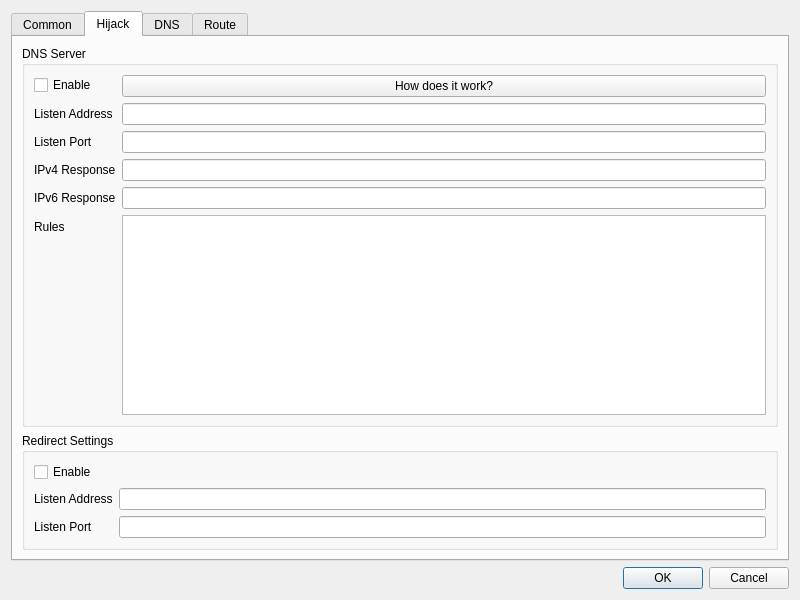
This is include/ui/setting/dialog_manage_routes.ui in mipselqq/waterdisco as Qt 5 draws it before an edit. The edited form follows.
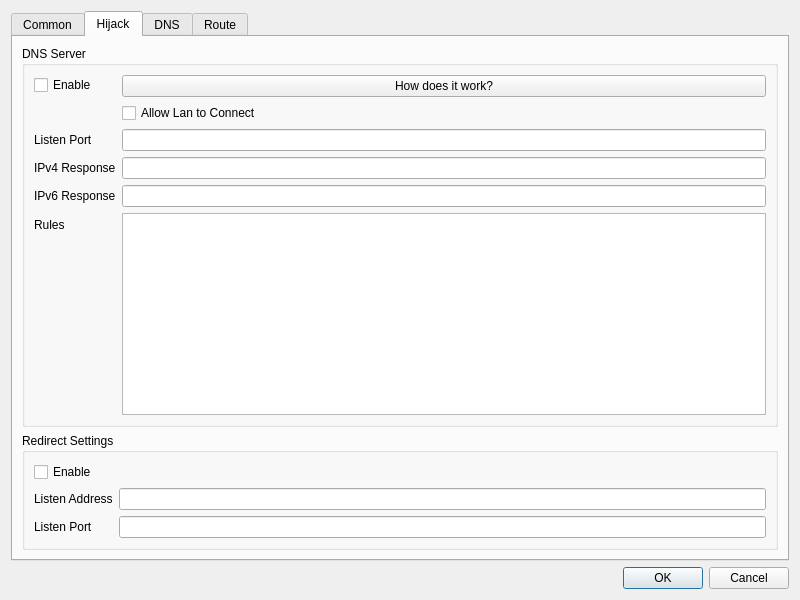
This is the edited form. The open tabs and pages were chosen to show the change.

Patch:
```diff
--- a/include/ui/setting/dialog_manage_routes.ui
+++ b/include/ui/setting/dialog_manage_routes.ui
@@ -157,43 +157,17 @@
             </property>
            </widget>
           </item>
-          <item row="1" column="0">
-           <widget class="QLabel" name="dnshijack_listenaddr_l">
-            <property name="text">
-             <string>Listen Address</string>
-            </property>
-           </widget>
-          </item>
-          <item row="1" column="1">
-           <widget class="QLineEdit" name="dnshijack_listenaddr"/>
-          </item>
-          <item row="2" column="0">
+          <item row="3" column="0">
            <widget class="QLabel" name="dnshijack_listenport_l">
             <property name="text">
              <string>Listen Port</string>
             </property>
            </widget>
           </item>
-          <item row="2" column="1">
+          <item row="3" column="1">
            <widget class="QLineEdit" name="dnshijack_listenport"/>
           </item>
-          <item row="5" column="0">
-           <widget class="QLabel" name="dnshijack_rules_l">
-            <property name="toolTip">
-             <string>&lt;html&gt;&lt;head/&gt;&lt;body&gt;&lt;p&gt;Following format should be used:&lt;br/&gt;domain:a.com&lt;/p&gt;&lt;p&gt;suffix:a.com&lt;/p&gt;&lt;p&gt;regex:someregex&lt;/p&gt;&lt;p&gt;rule_set:nameOfRuleSet&lt;/p&gt;&lt;/body&gt;&lt;/html&gt;</string>
-            </property>
-            <property name="text">
-             <string>Rules</string>
-            </property>
-           </widget>
-          </item>
-          <item row="5" column="1">
-           <widget class="QTextEdit" name="dnshijack_rules"/>
-          </item>
-          <item row="3" column="1">
-           <widget class="QLineEdit" name="dnshijack_v4resp"/>
-          </item>
-          <item row="3" column="0">
+          <item row="4" column="0">
            <widget class="QLabel" name="dnshijack_v4resp_l">
             <property name="text">
              <string>IPv4 Response</string>
@@ -201,15 +175,41 @@
            </widget>
           </item>
           <item row="4" column="1">
-           <widget class="QLineEdit" name="dnshijack_v6resp"/>
+           <widget class="QLineEdit" name="dnshijack_v4resp"/>
           </item>
-          <item row="4" column="0">
+          <item row="5" column="0">
            <widget class="QLabel" name="dnshijack_v6resp_l">
             <property name="text">
              <string>IPv6 Response</string>
             </property>
            </widget>
           </item>
+          <item row="5" column="1">
+           <widget class="QLineEdit" name="dnshijack_v6resp"/>
+          </item>
+          <item row="6" column="0">
+           <widget class="QLabel" name="dnshijack_rules_l">
+            <property name="toolTip">
+             <string>&lt;html&gt;&lt;head/&gt;&lt;body&gt;&lt;p&gt;Following format should be used:&lt;br/&gt;domain:a.com&lt;/p&gt;&lt;p&gt;suffix:a.com&lt;/p&gt;&lt;p&gt;regex:someregex&lt;/p&gt;&lt;p&gt;rule_set:nameOfRuleSet&lt;/p&gt;&lt;/body&gt;&lt;/html&gt;</string>
+            </property>
+            <property name="text">
+             <string>Rules</string>
+            </property>
+           </widget>
+          </item>
+          <item row="6" column="1">
+           <widget class="QTextEdit" name="dnshijack_rules"/>
+          </item>
+          <item row="2" column="1">
+           <widget class="QCheckBox" name="dnshijack_allow_lan">
+            <property name="toolTip">
+             <string>&lt;html&gt;&lt;head/&gt;&lt;body&gt;&lt;p&gt;Whether to listen on 0.0.0.0 so that other devices on LAN can use this server&lt;/p&gt;&lt;/body&gt;&lt;/html&gt;</string>
+            </property>
+            <property name="text">
+             <string>Allow Lan to Connect</string>
+            </property>
+           </widget>
+          </item>
          </layout>
         </widget>
        </item>
```
Left out of the diff: 2 changed lines with no effect on the pictures.
